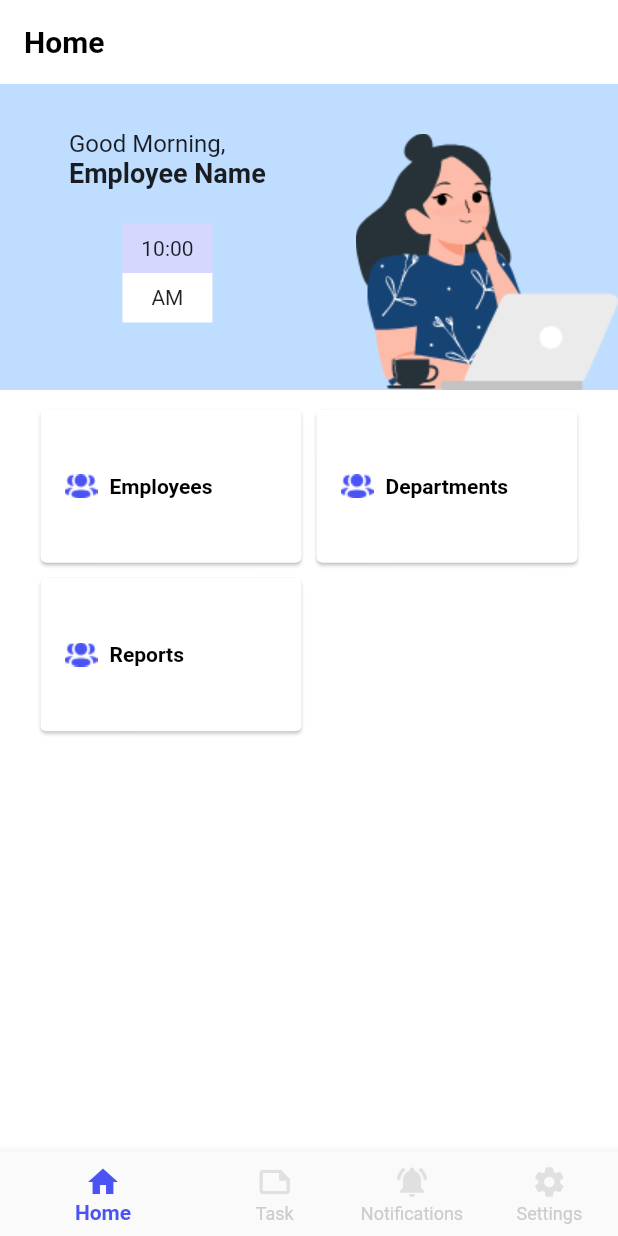
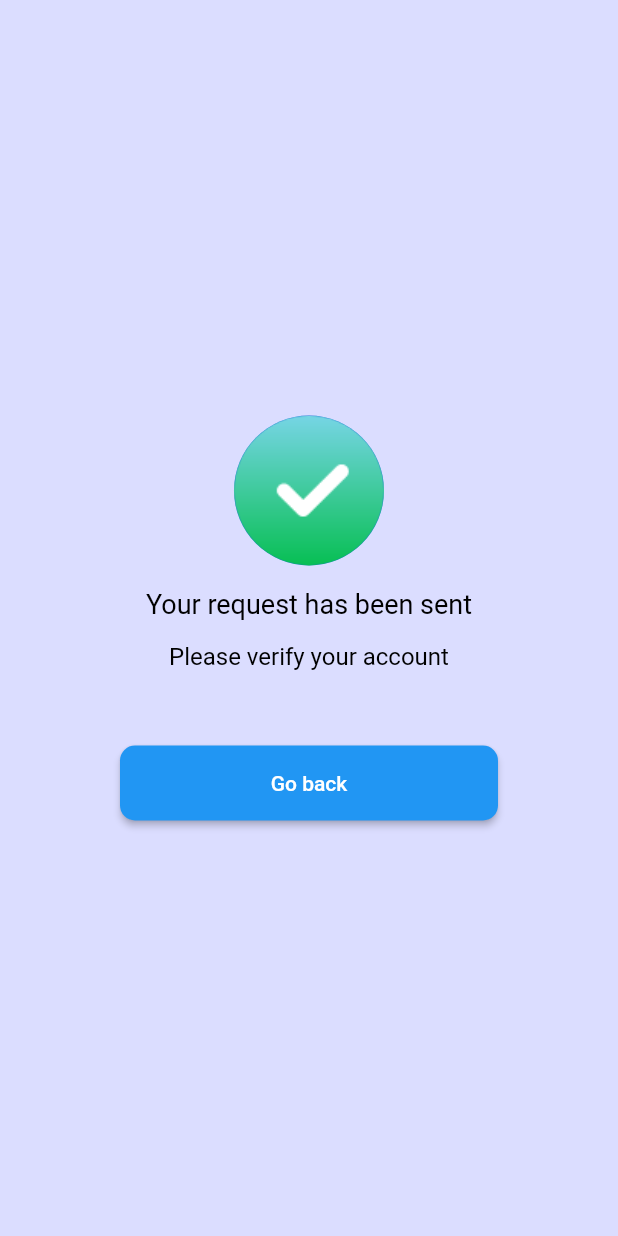
Before and after one commit to hussamhejazy/Task-Manager-Project, a Flutter app: the screen it shows after launch, after a tap on "login", on a phone screen of 412 x 824 dp. Run offline on Flutter 3.47's test engine with Material 2 defaults, Android fonts, the phone set to English and light mode, and no system bars.

Commit message:
hi screen

```diff
--- /dev/null
+++ b/lib/screens/hi_screen.dart
@@ -0,0 +1,64 @@
+import 'package:flutter/material.dart';
+class HiScreen extends StatefulWidget {
+  const HiScreen({Key? key}) : super(key: key);
+
+  @override
+  _HiScreenState createState() => _HiScreenState();
+}
+
+class _HiScreenState extends State<HiScreen> {
+  @override
+  Widget build(BuildContext context) {
+    return Scaffold(
+      backgroundColor: Color(0XFFDBDDFF),
+      body: Padding(
+          padding: EdgeInsets.symmetric(horizontal: 80, vertical: 40),
+      child: Column(
+        mainAxisAlignment: MainAxisAlignment.center,
+        children: [
+         CircleAvatar(
+        radius: 50,
+           backgroundImage: AssetImage('images/hi.png'),
+      ),
+        SizedBox(height: 15),
+        Text('Your request has been sent',style: TextStyle(fontWeight: FontWeight.normal
+            ,fontSize:18,color: Colors.black ),),
+         SizedBox(height: 15),
+         Text('Please verify your account',style: TextStyle(fontWeight: FontWeight.normal
+             ,fontSize:16,color: Colors.black ),),
+          SizedBox(height: 50),
+          ElevatedButton(
+            onPressed: () {
+              Navigator.pushReplacementNamed(context, '/main_screen');                },
+            child: Text('Go back'),
+            style: ElevatedButton.styleFrom(
+              minimumSize: Size(double.infinity, 50),
+              shape: RoundedRectangleBorder(
+                borderRadius: BorderRadiusDirectional.circular(10),
+              ),
+            ),
+          ),
+       ],)
+      ),
+    );
+  }
+}
+
+/*
+*
+*  return Scaffold(
+      backgroundColor: Color(0XFFDBDDFF),
+      body: Center(
+        child: Column(
+          children: [
+            CircleAvatar(
+              radius: 30,
+              backgroundImage:
+              NetworkImage('images/true.png'),
+              backgroundColor: Color(0XFF00DF1A),
+
+            )
+          ],
+        ),
+      ),
+    );*/
--- a/lib/screens/login_screen.dart
+++ b/lib/screens/login_screen.dart
@@ -75,7 +75,7 @@ class _LoginScreenState extends State<LoginScreen> {
               SizedBox(height: 25),
               ElevatedButton(
                 onPressed: () {
-                  Navigator.pushReplacementNamed(context, '/main_screen');                },
+                  Navigator.pushReplacementNamed(context, '/hi_screen');                },
                 child: Text('login'),
                 style: ElevatedButton.styleFrom(
                   minimumSize: Size(double.infinity, 50),
--- a/lib/screens/main.dart
+++ b/lib/screens/main.dart
@@ -5,6 +5,7 @@ import 'package:task_manager/screens/attendance_screen.dart';
 import 'package:task_manager/screens/create_leave_screen.dart';
 import 'package:task_manager/screens/department_screen.dart';
 import 'package:task_manager/screens/employee_screen.dart';
+import 'package:task_manager/screens/hi_screen.dart';
 import 'package:task_manager/screens/leave_screen.dart';
 import 'package:task_manager/screens/login_screen.dart';
 import 'package:task_manager/screens/main_screen.dart';
@@ -38,6 +39,7 @@ class MyApp extends StatelessWidget {
         '/add_department_screen':(context)=> AddDepartmentScreen(),
         '/reports_screen':(context)=> ReportsScreen(),
         '/team_screen':(context)=> TeamScreen(),
+        '/hi_screen':(context)=> HiScreen(),
 
       },
     );
--- a/pubspec.yaml
+++ b/pubspec.yaml
@@ -66,6 +66,7 @@ flutter:
     - images/leave.png
     - images/teamtwo.png
     - images/teamfirst.png
+    - images/hi.png
 
   # An image asset can refer to one or more resolution-specific "variants", see
   # https://flutter.dev/assets-and-images/#resolution-aware.
```
Also changed, not shown: images/hi.png (added), images/true.png (added).
